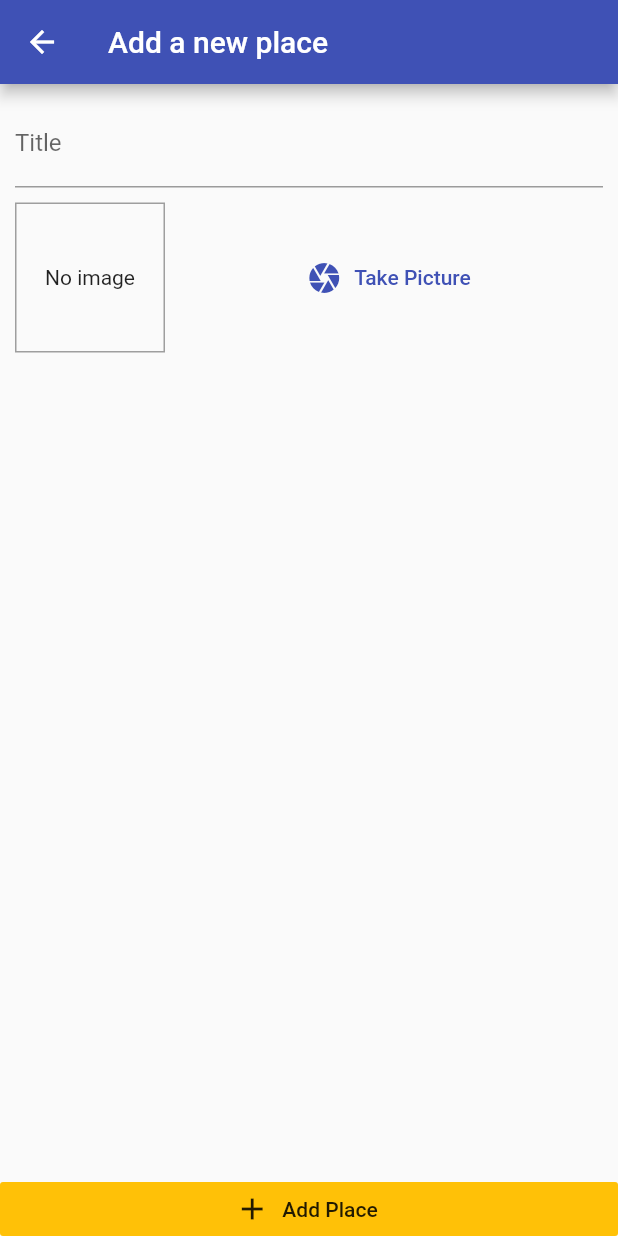
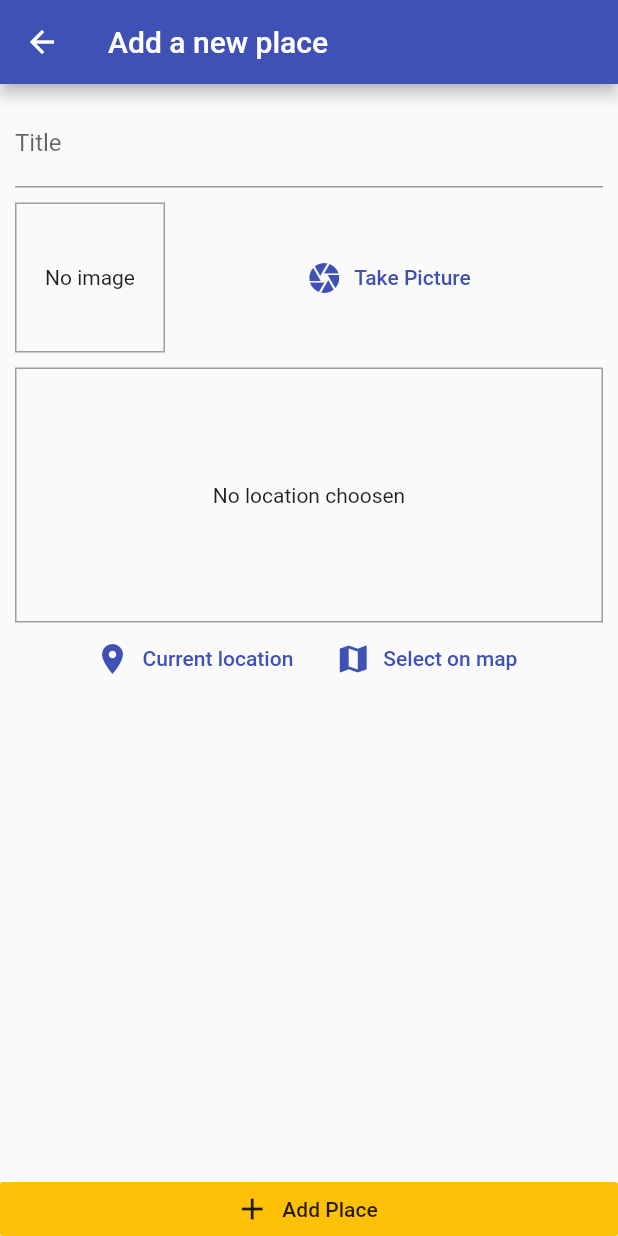
Before and after one commit to Amorem/FlutterPlaces, a Flutter app: the AddPlaceScreen screen opened by its route, on a phone screen of 412 x 824 dp. Run offline on Flutter 3.47's test engine with Material 2 defaults, Android fonts, the phone set to English and light mode, and no system bars; our stand-ins replace image_picker, sqflite; accounts and stored records are empty.

Commit message:
Location package + Authorizations

```diff
--- a/lib/screens/add_place_screen.dart
+++ b/lib/screens/add_place_screen.dart
@@ -1,9 +1,11 @@
+import 'dart:io';
+
 import 'package:flutter/material.dart';
-import 'dart:io';
 import 'package:provider/provider.dart';
 
 import '../providers/places.dart';
 import '../widgets/image_input.dart';
+import '../widgets/location_input.dart';
 
 class AddPlaceScreen extends StatefulWidget {
   static const routeName = '/add-place';
@@ -51,6 +53,10 @@ class _AddPlaceScreenState extends State<AddPlaceScreen> {
                       height: 10,
                     ),
                     ImageInput(_selectImage),
+                    SizedBox(
+                      height: 10,
+                    ),
+                    LocationInput()
                   ],
                 ),
               ),
--- /dev/null
+++ b/lib/widgets/location_input.dart
@@ -0,0 +1,49 @@
+import 'package:flutter/material.dart';
+
+class LocationInput extends StatefulWidget {
+  @override
+  _LocationInputState createState() => _LocationInputState();
+}
+
+class _LocationInputState extends State<LocationInput> {
+  String _previewImageUrl;
+
+  @override
+  Widget build(BuildContext context) {
+    return Column(
+      children: <Widget>[
+        Container(
+          height: 170,
+          width: double.infinity,
+          alignment: Alignment.center,
+          decoration:
+              BoxDecoration(border: Border.all(width: 1, color: Colors.grey)),
+          child: _previewImageUrl == null
+              ? Text(
+                  'No location choosen',
+                  textAlign: TextAlign.center,
+                )
+              : Image.network(_previewImageUrl,
+                  fit: BoxFit.cover, width: double.infinity),
+        ),
+        Row(
+          mainAxisAlignment: MainAxisAlignment.center,
+          children: <Widget>[
+            FlatButton.icon(
+              icon: Icon(Icons.location_on),
+              label: Text('Current location'),
+              textColor: Theme.of(context).primaryColor,
+              onPressed: () {},
+            ),
+            FlatButton.icon(
+              icon: Icon(Icons.map),
+              label: Text('Select on map'),
+              textColor: Theme.of(context).primaryColor,
+              onPressed: () {},
+            )
+          ],
+        )
+      ],
+    );
+  }
+}
--- a/pubspec.yaml
+++ b/pubspec.yaml
@@ -24,6 +24,7 @@ dependencies:
   path_provider: ^1.2.0
   path: ^1.6.2
   sqflite: ^1.1.6+3
+  location: ^2.3.5
 
   # The following adds the Cupertino Icons font to your application.
   # Use with the CupertinoIcons class for iOS style icons.
```
Also changed, not shown: pubspec.lock, 4 other files.
